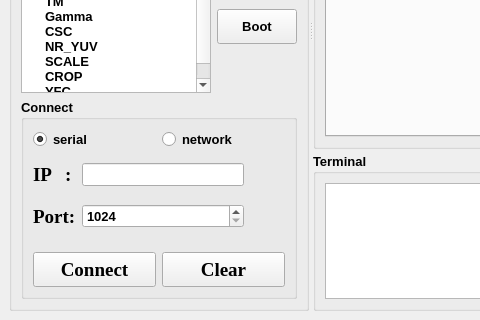
First picture: the form in link_board.ui, repository HuJingwen1211/MCISP, before the edit; both pictures show x 0 to 480 and y 260 to 580 of the 1020 by 580 pixel window.
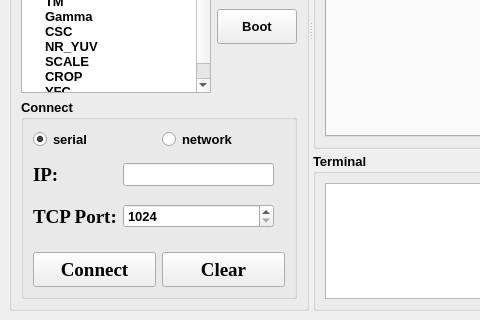
Second picture: the form after the edit.

Commit message: 实现网口通信功能

Diff of the .ui file:
```diff
--- a/link_board.ui
+++ b/link_board.ui
@@ -614,7 +614,7 @@
                 <rect>
                  <x>0</x>
                  <y>0</y>
-                 <width>211</width>
+                 <width>241</width>
                  <height>79</height>
                 </rect>
                </property>
@@ -635,7 +635,7 @@
                    </font>
                   </property>
                   <property name="text">
-                   <string>Port:</string>
+                   <string>TCP Port:</string>
                   </property>
                  </widget>
                 </item>
@@ -655,7 +655,7 @@
                    </font>
                   </property>
                   <property name="text">
-                   <string>IP   :</string>
+                   <string>IP:</string>
                   </property>
                  </widget>
                 </item>
```
Left out of the diff: 8 changed lines with no effect on the pictures. The commit also changes 2 other files.
